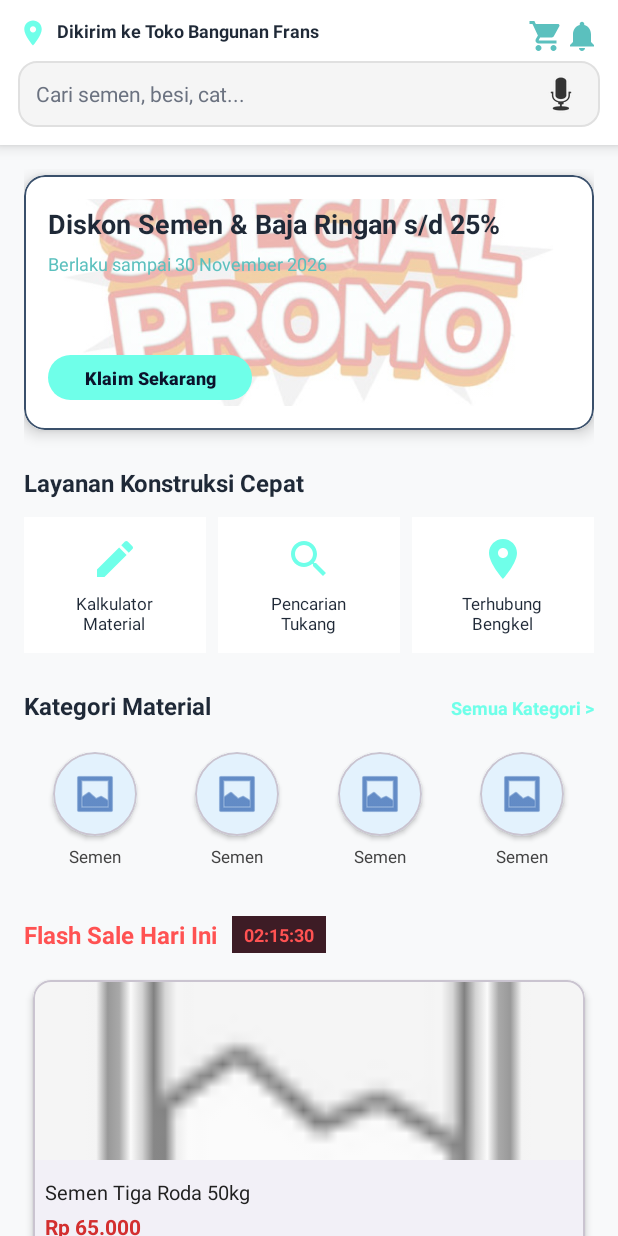
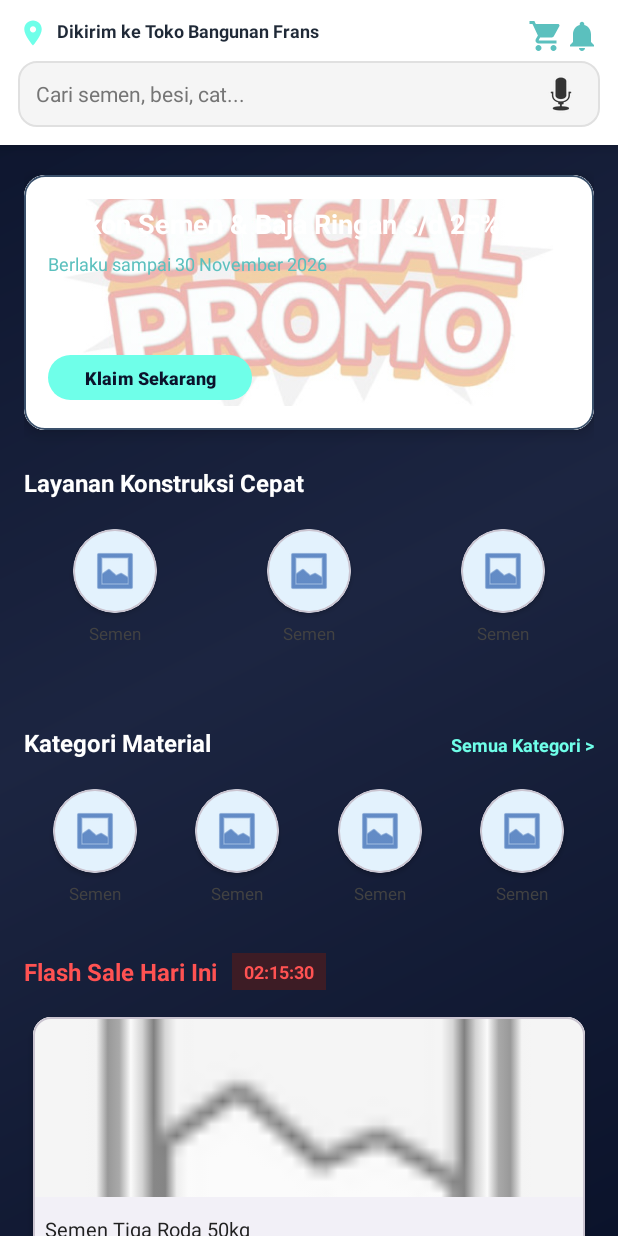
Before and after one commit to fransiskus24ti-svg/MobileBangunan_Frans3TID, an Android app: the layout fragment_home.xml on its own in the app's theme, with its tools: preview values and no code run, on a phone screen of 412 x 824 dp. Run offline under Robolectric (Android 15) with nearby library versions, the phone set to English and light mode, and no system bars.

Commit message:
finalize onboarding, custom adapter grid, and drawable background

```diff
--- a/Downloads/MobileBangunan_Frans3TID-main/MobileBangunan_Frans3TID-main/app/src/main/AndroidManifest.xml
+++ b/Downloads/MobileBangunan_Frans3TID-main/MobileBangunan_Frans3TID-main/app/src/main/AndroidManifest.xml
@@ -53,6 +53,9 @@
             android:name=".projek.VerifikasiActivity"
             android:exported="false"
             android:windowSoftInputMode="adjustResize" />
+        <activity
+            android:name=".projek.OnboardingActivity"
+            android:exported="false" />
     </application>
 
 </manifest>
--- a/Downloads/MobileBangunan_Frans3TID-main/MobileBangunan_Frans3TID-main/app/src/main/java/com/example/FrnsMobile_Bangunan/projek/SplashActivity.kt
+++ b/Downloads/MobileBangunan_Frans3TID-main/MobileBangunan_Frans3TID-main/app/src/main/java/com/example/FrnsMobile_Bangunan/projek/SplashActivity.kt
@@ -15,9 +15,8 @@ class SplashActivity : AppCompatActivity() {
         super.onCreate(savedInstanceState)
         setContentView(R.layout.activity_splash)
 
-
         Handler(Looper.getMainLooper()).postDelayed({
-            val intent = Intent(this@SplashActivity, loginActivity::class.java)
+            val intent = Intent(this@SplashActivity, OnboardingActivity::class.java)
             startActivity(intent)
             finish()
         }, 2000)
--- /dev/null
+++ b/Downloads/MobileBangunan_Frans3TID-main/MobileBangunan_Frans3TID-main/app/src/main/res/drawable/bg_home_gradient.xml
@@ -0,0 +1,10 @@
+<?xml version="1.0" encoding="utf-8"?>
+<shape xmlns:android="http://schemas.android.com/apk/res/android"
+    android:shape="rectangle">
+    <gradient
+        android:angle="135"
+        android:startColor="#0B132B"
+        android:centerColor="#1C2541"
+        android:endColor="#0B132B"
+        android:type="linear" />
+</shape>
--- a/Downloads/MobileBangunan_Frans3TID-main/MobileBangunan_Frans3TID-main/app/src/main/res/layout/fragment_home.xml
+++ b/Downloads/MobileBangunan_Frans3TID-main/MobileBangunan_Frans3TID-main/app/src/main/res/layout/fragment_home.xml
@@ -5,7 +5,7 @@
     xmlns:tools="http://schemas.android.com/tools"
     android:layout_width="match_parent"
     android:layout_height="match_parent"
-    android:background="?android:attr/windowBackground">
+    android:background="@drawable/bg_home_gradient">
 
     <!-- TOP BAR SEARCH & LOKASI -->
     <androidx.constraintlayout.widget.ConstraintLayout
@@ -80,8 +80,8 @@
                 android:layout_weight="1"
                 android:background="@null"
                 android:hint="Cari semen, besi, cat..."
-                android:textColor="?android:attr/textColorPrimary"
-                android:textColorHint="?android:attr/textColorSecondary"
+                android:textColor="#000000"
+                android:textColorHint="#757575"
                 android:textSize="14sp" />
 
             <ImageButton
@@ -91,7 +91,7 @@
                 android:background="?attr/selectableItemBackgroundBorderless"
                 android:contentDescription="Voice Search"
                 android:src="@android:drawable/ic_btn_speak_now"
-                app:tint="#333333 "/>
+                app:tint="#333333" />
         </LinearLayout>
 
     </androidx.constraintlayout.widget.ConstraintLayout>
@@ -139,7 +139,7 @@
                         android:layout_height="wrap_content"
                         android:layout_marginTop="4dp"
                         android:text="Diskon Semen &amp; Baja Ringan s/d 25%"
-                        android:textColor="?android:attr/textColorPrimary"
+                        android:textColor="#FFFFFF"
                         android:textSize="18sp"
                         android:textStyle="bold"
                         app:layout_constraintEnd_toEndOf="parent"
@@ -179,96 +179,20 @@
                 android:layout_height="wrap_content"
                 android:layout_marginBottom="12dp"
                 android:text="Layanan Konstruksi Cepat"
-                android:textColor="?android:attr/textColorPrimary"
+                android:textColor="#FFFFFF"
                 android:textSize="16sp"
                 android:textStyle="bold" />
 
-            <!-- MENU LAYANAN -->
-            <LinearLayout
+            <!-- GRIDVIEW UNTUK CUSTOM ADAPTER -->
+            <GridView
+                android:id="@+id/gvLayanan"
                 android:layout_width="match_parent"
-                android:layout_height="wrap_content"
+                android:layout_height="115dp"
                 android:layout_marginBottom="24dp"
-                android:orientation="horizontal"
-                android:weightSum="3">
-
-                <LinearLayout
-                    android:layout_width="0dp"
-                    android:layout_height="wrap_content"
-                    android:layout_marginEnd="4dp"
-                    android:layout_weight="1"
-                    android:background="?attr/colorSurface"
-                    android:gravity="center"
-                    android:orientation="vertical"
-                    android:padding="12dp">
-
-                    <ImageView
-                        android:layout_width="32dp"
-                        android:layout_height="32dp"
-                        android:src="@drawable/ic_edit"
-                        app:tint="#6FFFE9" />
-
-                    <TextView
-                        android:layout_width="wrap_content"
-                        android:layout_height="wrap_content"
-                        android:layout_marginTop="6dp"
-                        android:text="Kalkulator\nMaterial"
-                        android:textAlignment="center"
-                        android:textColor="?android:attr/textColorPrimary"
-                        android:textSize="11sp" />
-                </LinearLayout>
-
-                <LinearLayout
-                    android:layout_width="0dp"
-                    android:layout_height="wrap_content"
-                    android:layout_marginHorizontal="4dp"
-                    android:layout_weight="1"
-                    android:background="?attr/colorSurface"
-                    android:gravity="center"
-                    android:orientation="vertical"
-                    android:padding="12dp">
-
-                    <ImageView
-                        android:layout_width="32dp"
-                        android:layout_height="32dp"
-                        android:src="@drawable/ic_search"
-                        app:tint="#6FFFE9" />
-
-                    <TextView
-                        android:layout_width="wrap_content"
-                        android:layout_height="wrap_content"
-                        android:layout_marginTop="6dp"
-                        android:text="Pencarian\nTukang"
-                        android:textAlignment="center"
-                        android:textColor="?android:attr/textColorPrimary"
-                        android:textSize="11sp" />
-                </LinearLayout>
-
-                <LinearLayout
-                    android:layout_width="0dp"
-                    android:layout_height="wrap_content"
-                    android:layout_marginStart="4dp"
-                    android:layout_weight="1"
-                    android:background="?attr/colorSurface"
-                    android:gravity="center"
-                    android:orientation="vertical"
-                    android:padding="12dp">
-
-                    <ImageView
-                        android:layout_width="32dp"
-                        android:layout_height="32dp"
-                        android:src="@drawable/ic_location"
-                        app:tint="#6FFFE9" />
-
-                    <TextView
-                        android:layout_width="wrap_content"
-                        android:layout_height="wrap_content"
-                        android:layout_marginTop="6dp"
-                        android:text="Terhubung\nBengkel"
-                        android:textAlignment="center"
-                        android:textColor="?android:attr/textColorPrimary"
-                        android:textSize="11sp" />
-                </LinearLayout>
-            </LinearLayout>
+                android:horizontalSpacing="8dp"
+                android:numColumns="3"
+                android:verticalSpacing="8dp"
+                tools:listitem="@layout/item_kategori" />
 
             <!-- KATEGORI MATERIAL -->
             <LinearLayout
@@ -282,7 +206,7 @@
                     android:layout_height="wrap_content"
                     android:layout_weight="1"
                     android:text="Kategori Material"
-                    android:textColor="?android:attr/textColorPrimary"
+                    android:textColor="#FFFFFF"
                     android:textSize="16sp"
                     android:textStyle="bold" />
 
@@ -350,7 +274,7 @@
                 android:layout_height="wrap_content"
                 android:layout_marginBottom="12dp"
                 android:text="Rekomendasi Terlaris"
-                android:textColor="?android:attr/textColorPrimary"
+                android:textColor="#FFFFFF"
                 android:textSize="16sp"
                 android:textStyle="bold" />
 
```
Also changed, not shown: Downloads/MobileBangunan_Frans3TID-main/MobileBangunan_Frans3TID-main/app/src/main/java/com/example/FrnsMobile_Bangunan/projek/HomeFragment.kt (+16 -2 lines), Downloads/MobileBangunan_Frans3TID-main/MobileBangunan_Frans3TID-main/app/src/main/java/com/example/FrnsMobile_Bangunan/projek/LayananCustomAdapter.kt (added, +36 -0 lines), Downloads/MobileBangunan_Frans3TID-main/MobileBangunan_Frans3TID-main/app/src/main/java/com/example/FrnsMobile_Bangunan/projek/OnboardingActivity.kt (added, +85 -0 lines), Downloads/MobileBangunan_Frans3TID-main/MobileBangunan_Frans3TID-main/app/src/main/res/layout/activity_onboarding.xml (added, +41 -0 lines), Downloads/MobileBangunan_Frans3TID-main/MobileBangunan_Frans3TID-main/app/src/main/res/layout/item_onboarding.xml (added, +49 -0 lines), 2 other files.
